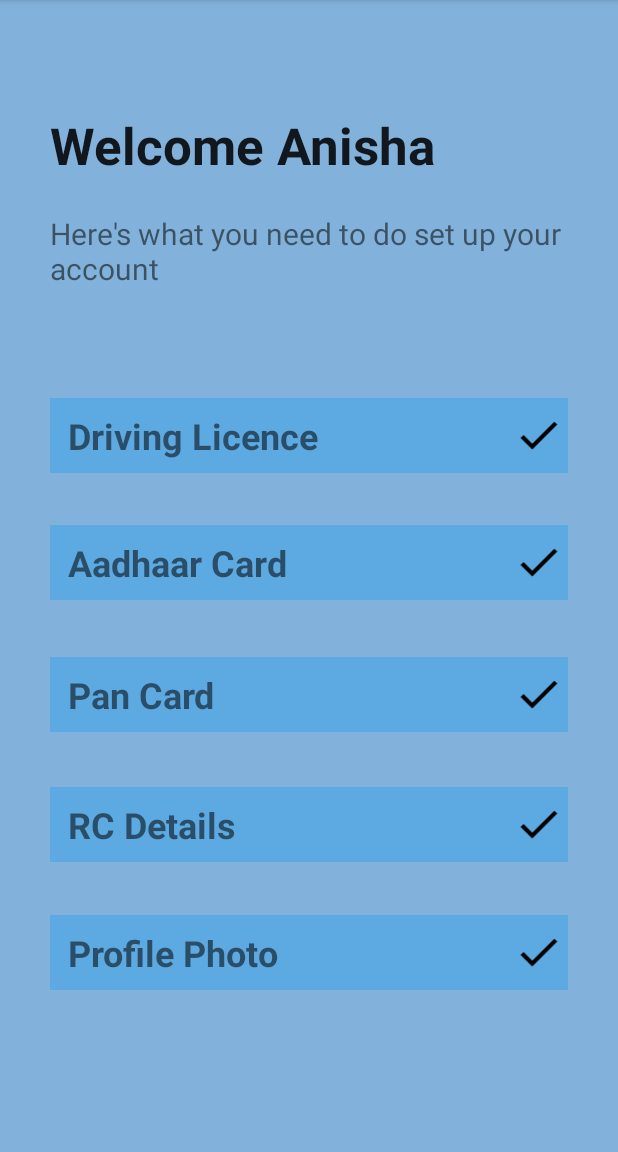
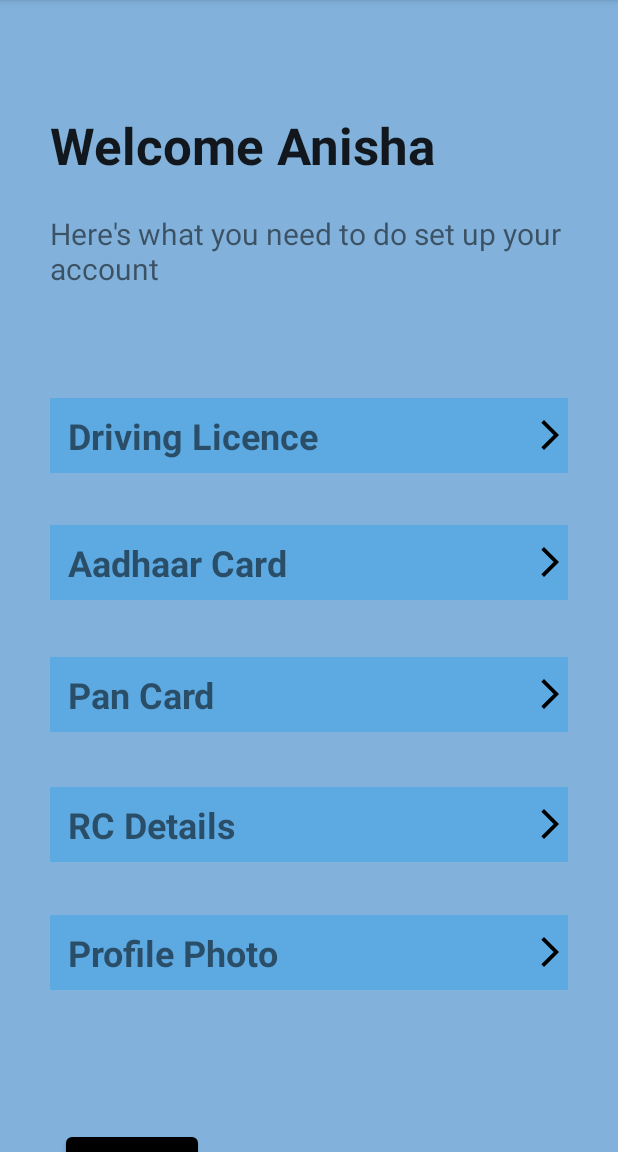
Before and after one commit to sanskaraut/EDAI-APP, an Android app: the DocumentationActivity screen opened directly, with no data from a screen before it, on a phone screen of 412 x 824 dp, the part 84-1236 px from its top. Run offline under Robolectric (Android 15) with nearby library versions, the phone set to English and light mode, and no system bars; our stand-ins replace Firebase (no records; nobody signed in at launch, a user with empty details on screens opened directly).

Commit message:
Document saving done

```diff
--- a/app/src/main/java/com/cscorner/autohub/DocumentationActivity.java
+++ b/app/src/main/java/com/cscorner/autohub/DocumentationActivity.java
@@ -2,6 +2,8 @@ package com.cscorner.autohub;
 
 import android.content.Intent;
 import android.os.Bundle;
+import android.view.View;
+import android.widget.ImageView;
 import android.widget.EditText;
 import android.widget.Toast;
 
@@ -15,22 +17,36 @@ import com.google.firebase.database.DatabaseError;
 import com.google.firebase.database.DatabaseReference;
 import com.google.firebase.database.FirebaseDatabase;
 import com.google.firebase.database.ValueEventListener;
+import com.google.firebase.firestore.DocumentSnapshot;
+import com.google.firebase.firestore.FirebaseFirestore;
 
 public class DocumentationActivity extends AppCompatActivity {
 
     private EditText welcomeText;
+    private ImageView drivingLicenseCheckmark, aadharCardCheckmark, panCardCheckmark, rcDetailsCheckmark, profilePhotoCheckmark;
+    private FirebaseFirestore db;
 
     @Override
     protected void onCreate(Bundle savedInstanceState) {
         super.onCreate(savedInstanceState);
-        setContentView(R.layout.documentation); // Linking to documentation.xml
+        setContentView(R.layout.documentation); // Link to the documentation layout
 
         welcomeText = findViewById(R.id.welcomeText);
 
-        // Fetch user data from Firebase
+        // Checkmark ImageViews
+        drivingLicenseCheckmark = findViewById(R.id.imageView12); // Driving License checkmark
+        aadharCardCheckmark = findViewById(R.id.imageView15);     // Aadhaar Card checkmark
+        panCardCheckmark = findViewById(R.id.imageView18);        // PAN Card checkmark
+        rcDetailsCheckmark = findViewById(R.id.imageView19);      // RC Details checkmark
+        profilePhotoCheckmark = findViewById(R.id.imageView20);   // Profile Photo checkmark
+
+        db = FirebaseFirestore.getInstance();
+
+        // Fetch user data and document statuses
         fetchUserName();
+        checkDocumentStatus();
 
-        // Set click listeners for document TextViews
+        // Set click listeners for each document TextView
         setClickListeners();
     }
 
@@ -38,6 +54,8 @@ public class DocumentationActivity extends AppCompatActivity {
         FirebaseUser user = FirebaseAuth.getInstance().getCurrentUser();
         if (user != null) {
             String userId = user.getUid();
+
+            // Assuming you have a Realtime Database with user information
             DatabaseReference userRef = FirebaseDatabase.getInstance().getReference("users").child(userId);
 
             userRef.addValueEventListener(new ValueEventListener() {
@@ -62,6 +80,74 @@ public class DocumentationActivity extends AppCompatActivity {
             });
         } else {
             Toast.makeText(this, "User is not authenticated", Toast.LENGTH_SHORT).show();
+        }
+    }
+
+    // Check the Firestore for all document statuses and show the corresponding checkmarks
+    private void checkDocumentStatus() {
+        FirebaseUser user = FirebaseAuth.getInstance().getCurrentUser();
+        if (user != null) {
+            String userId = user.getUid();
+
+            // Fetch from Firestore
+            db.collection("users").document(userId).get()
+                    .addOnCompleteListener(task -> {
+                        if (task.isSuccessful()) {
+                            DocumentSnapshot document = task.getResult();
+                            if (document != null && document.exists()) {
+
+                                // Check Driving License Status
+                                String drivingLicenseImage = document.getString("drivingLicenseImage");
+                                if (drivingLicenseImage != null && !drivingLicenseImage.isEmpty()) {
+                                    drivingLicenseCheckmark.setVisibility(View.VISIBLE);
+                                } else {
+                                    drivingLicenseCheckmark.setVisibility(View.GONE);
+                                }
+
+                                // Check Aadhaar Card Status
+                                String aadhaarCardImage = document.getString("aadhaarImageUrl");
+                                if (aadhaarCardImage != null && !aadhaarCardImage.isEmpty()) {
+                                    aadharCardCheckmark.setVisibility(View.VISIBLE);
+                                } else {
+                                    aadharCardCheckmark.setVisibility(View.GONE);
+                                }
+
+                                // Check PAN Card Status
+                                String panCardImage = document.getString("panCardImage");
+                                if (panCardImage != null && !panCardImage.isEmpty()) {
+                                    panCardCheckmark.setVisibility(View.VISIBLE);
+                                } else {
+                                    panCardCheckmark.setVisibility(View.GONE);
+                                }
+
+                                // Check RC Details Status
+                                String rcDetailsImage = document.getString("rcDetailsImage");
+                                if (rcDetailsImage != null && !rcDetailsImage.isEmpty()) {
+                                    rcDetailsCheckmark.setVisibility(View.VISIBLE);
+                                } else {
+                                    rcDetailsCheckmark.setVisibility(View.GONE);
+                                }
+
+                                // Check Profile Photo Status
+                                String profilePhotoImage = document.getString("profilePhoto");
+                                if (profilePhotoImage != null && !profilePhotoImage.isEmpty()) {
+                                    profilePhotoCheckmark.setVisibility(View.VISIBLE);
+                                } else {
+                                    profilePhotoCheckmark.setVisibility(View.GONE);
+                                }
+
+                            } else {
+                                // Hide all checkmarks if document doesn't exist
+                                drivingLicenseCheckmark.setVisibility(View.GONE);
+                                aadharCardCheckmark.setVisibility(View.GONE);
+                                panCardCheckmark.setVisibility(View.GONE);
+                                rcDetailsCheckmark.setVisibility(View.GONE);
+                                profilePhotoCheckmark.setVisibility(View.GONE);
+                            }
+                        } else {
+                            Toast.makeText(DocumentationActivity.this, "Failed to check document status", Toast.LENGTH_SHORT).show();
+                        }
+                    });
         }
     }
 
@@ -90,5 +176,9 @@ public class DocumentationActivity extends AppCompatActivity {
             Intent intent = new Intent(DocumentationActivity.this, ProfileActivity.class);
             startActivity(intent);
         });
+        findViewById(R.id.doneButton).setOnClickListener(v -> {
+            Intent intent = new Intent(DocumentationActivity.this, MainActivity.class);
+            startActivity(intent);
+        });
     }
 }
--- a/app/src/main/res/layout/documentation.xml
+++ b/app/src/main/res/layout/documentation.xml
@@ -114,10 +114,10 @@
         android:layout_width="345dp"
         android:layout_height="50dp"
         android:layout_marginTop="25dp"
+        android:background="#5DAAE3"
         android:drawableRight="@drawable/baseline_arrow_forward_ios_24"
         android:gravity="center|left"
         android:paddingLeft="12dp"
-        android:background="#5DAAE3"
         android:text="@string/profile_photo"
         android:textSize="24sp"
         android:textStyle="bold"
@@ -132,6 +132,7 @@
         android:layout_width="39dp"
         android:layout_height="33dp"
         android:background="#5DAAE3"
+        android:visibility="gone"
         app:layout_constraintBottom_toBottomOf="@+id/drivingLicense_TextView"
         app:layout_constraintEnd_toEndOf="@+id/drivingLicense_TextView"
         app:layout_constraintHorizontal_bias="1.0"
@@ -145,6 +146,7 @@
         android:layout_width="39dp"
         android:layout_height="33dp"
         android:background="#5DAAE3"
+        android:visibility="gone"
         app:layout_constraintBottom_toBottomOf="@+id/aadharCard_TextView"
         app:layout_constraintEnd_toEndOf="@+id/aadharCard_TextView"
         app:layout_constraintHorizontal_bias="1.0"
@@ -158,6 +160,7 @@
         android:layout_width="39dp"
         android:layout_height="33dp"
         android:background="#5DAAE3"
+        android:visibility="gone"
         app:layout_constraintBottom_toBottomOf="@+id/panCard_TextView"
         app:layout_constraintEnd_toEndOf="@+id/panCard_TextView"
         app:layout_constraintHorizontal_bias="1.0"
@@ -171,6 +174,7 @@
         android:layout_width="39dp"
         android:layout_height="33dp"
         android:background="#5DAAE3"
+        android:visibility="gone"
         app:layout_constraintBottom_toBottomOf="@+id/RC_Details_TextView"
         app:layout_constraintEnd_toEndOf="@+id/RC_Details_TextView"
         app:layout_constraintHorizontal_bias="1.0"
@@ -184,6 +188,7 @@
         android:layout_width="39dp"
         android:layout_height="33dp"
         android:background="#5DAAE3"
+        android:visibility="gone"
         app:layout_constraintBottom_toBottomOf="@+id/profilePhoto_TextView"
         app:layout_constraintEnd_toEndOf="@+id/profilePhoto_TextView"
         app:layout_constraintHorizontal_bias="1.0"
@@ -191,4 +196,14 @@
         app:layout_constraintTop_toTopOf="@+id/profilePhoto_TextView"
         app:layout_constraintVertical_bias="0.47"
         app:srcCompat="@drawable/baseline_check_24" />
+
+    <Button
+        android:id="@+id/doneButton"
+        android:layout_width="wrap_content"
+        android:layout_height="wrap_content"
+        android:layout_marginTop="92dp"
+        android:layout_marginEnd="280dp"
+        android:text="Done"
+        app:layout_constraintEnd_toEndOf="parent"
+        app:layout_constraintTop_toBottomOf="@+id/profilePhoto_TextView" />
 </androidx.constraintlayout.widget.ConstraintLayout>
```
